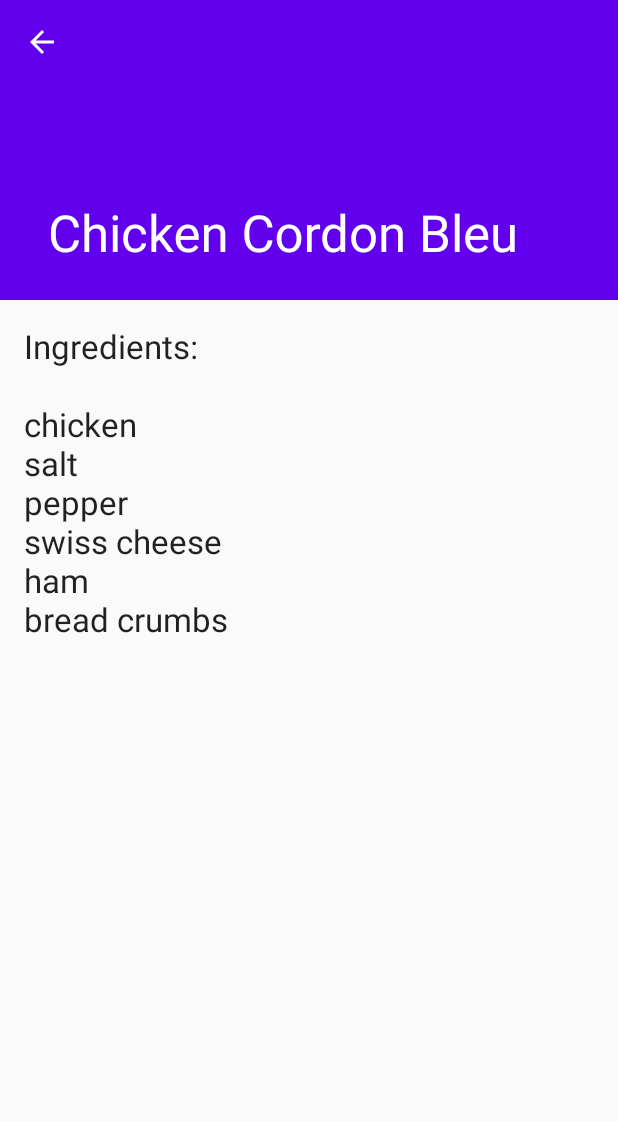
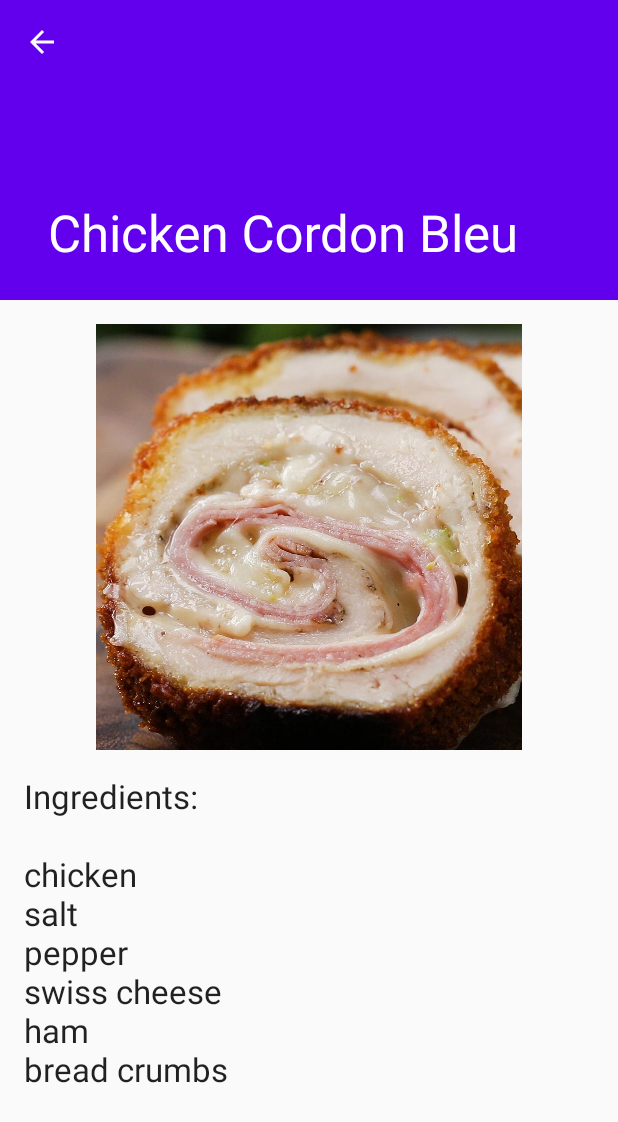
Before and after one commit to lauramcguire/CPS731_Lab_5, an Android app: the screen it shows after launch (RecipeDetailActivity), after a tap on "Chicken Cordon Bleu", on a phone screen of 412 x 824 dp. Shown: the top 1122 px of the screen. Run offline under Robolectric (Android 15) with nearby library versions, the phone set to English and light mode, and no system bars.

Commit message:
updated recipe_detail.xml to include an ImageView

```diff
--- a/app/src/main/java/com/cps731lab5/RecipeDetailFragment.java
+++ b/app/src/main/java/com/cps731lab5/RecipeDetailFragment.java
@@ -10,6 +10,7 @@ import androidx.fragment.app.Fragment;
 import android.view.LayoutInflater;
 import android.view.View;
 import android.view.ViewGroup;
+import android.widget.ImageView;
 import android.widget.TextView;
 
 import com.cps731lab5.dummy.DummyContent;
@@ -65,6 +66,8 @@ public class RecipeDetailFragment extends Fragment {
         // Show the dummy content as text in a TextView.
         if (mItem != null) {
             ((TextView) rootView.findViewById(R.id.recipe_detail)).setText(mItem.ingredientsStr);
+            //Set this to be of the respective image
+            ((ImageView) rootView.findViewById(R.id.picture)).setImageResource(R.drawable.img1);
         }
 
         return rootView;
--- a/app/src/main/java/com/cps731lab5/RecipeListActivity.java
+++ b/app/src/main/java/com/cps731lab5/RecipeListActivity.java
@@ -15,6 +15,7 @@ import com.google.android.material.snackbar.Snackbar;
 import android.view.LayoutInflater;
 import android.view.View;
 import android.view.ViewGroup;
+import android.widget.ImageView;
 import android.widget.TextView;
 
 import com.cps731lab5.dummy.DummyContent;
@@ -68,6 +69,10 @@ public class RecipeListActivity extends AppCompatActivity {
 
         private final RecipeListActivity mParentActivity;
         private final List<DummyContent.DummyItem> mValues;
+        //this is for testing
+        private int[] images = {R.drawable.img1, R.drawable.img2, R.drawable.img3, R.drawable.img4, R.drawable.img5,
+                R.drawable.img6, R.drawable.img7, R.drawable.img8, R.drawable.img9, R.drawable.img10,
+                R.drawable.img11, R.drawable.img12, R.drawable.img13};
         private final boolean mTwoPane;
         private final View.OnClickListener mOnClickListener = new View.OnClickListener() {
             @Override
--- a/app/src/main/res/layout/recipe_detail.xml
+++ b/app/src/main/res/layout/recipe_detail.xml
@@ -1,5 +1,20 @@
 <?xml version="1.0" encoding="utf-8"?>
-<TextView xmlns:android="http://schemas.android.com/apk/res/android"
+<LinearLayout xmlns:android="http://schemas.android.com/apk/res/android"
+    xmlns:app="http://schemas.android.com/apk/res-auto"
+    xmlns:tools="http://schemas.android.com/tools"
+    android:layout_width="wrap_content"
+    android:layout_height="wrap_content"
+    android:orientation="vertical">
+
+    <ImageView
+        android:id="@+id/picture"
+        android:layout_width="match_parent"
+        android:layout_height="300sp"
+        android:gravity="center"
+        android:paddingTop="16sp"
+        tools:src="@tools:sample/avatars" />
+
+    <TextView
         xmlns:tools="http://schemas.android.com/tools"
         android:id="@+id/recipe_detail"
         style="?android:attr/textAppearanceLarge"
@@ -8,3 +23,4 @@
         android:padding="16dp"
         android:textIsSelectable="true"
         tools:context=".RecipeDetailFragment" />
+</LinearLayout>
```
Also changed, not shown: app/src/main/res/layout/recipe_image.xml (deleted, +0 -16 lines). Lines whose indentation alone changed are shown as unchanged.
